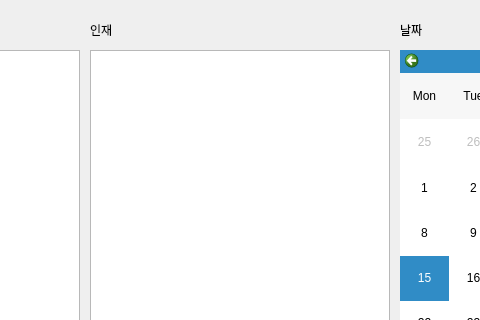
Old version of the form src/dialognewjob.ui in the repository Hyuntae-Lee/HuResMgr; both pictures show x 230 to 710 and y 0 to 320 of the 984 by 460 pixel window.
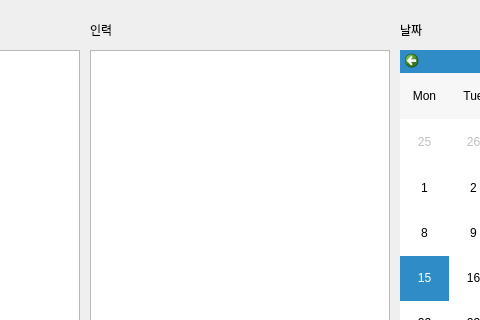
New version of the form.

Patch:
```diff
--- a/src/dialognewjob.ui
+++ b/src/dialognewjob.ui
@@ -75,7 +75,7 @@
     </rect>
    </property>
    <property name="text">
-    <string>인재</string>
+    <string>인력</string>
    </property>
   </widget>
   <widget class="QCalendarWidget" name="calendarWidget_newJob_date">
```
